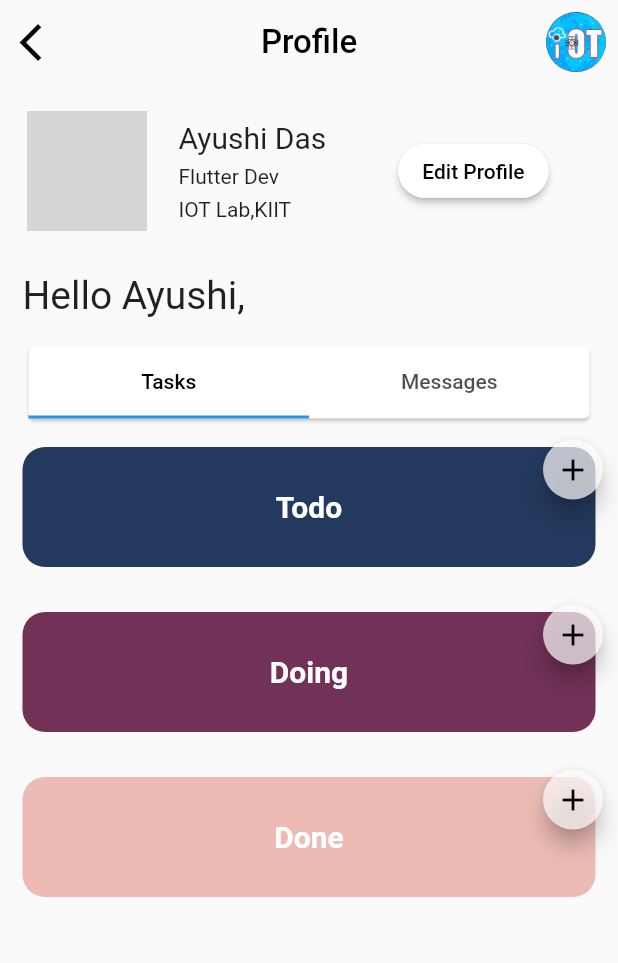
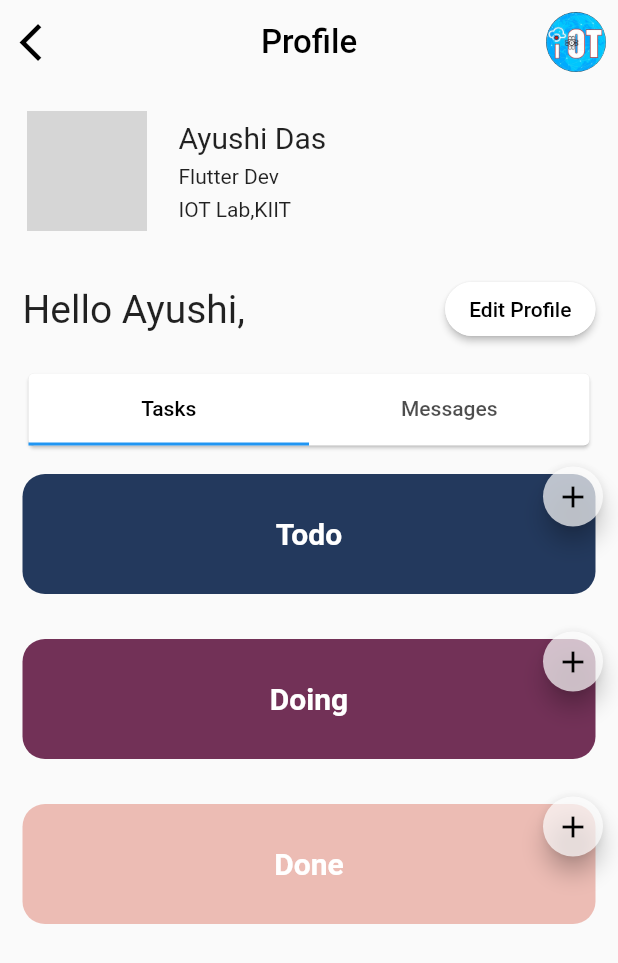
Before and after one commit to iot-lab-kiit/iotlab-app, a Flutter app: the ProfilePage screen opened directly, on a phone screen of 412 x 824 dp. Shown: the top 963 px of the screen. Run offline on Flutter 3.47's test engine with Material 2 defaults, Android fonts, the phone set to English and light mode, and no system bars; network calls fail; Roboto replaces fonts that are missing (Signatra); grey boxes are pictures that could not be loaded.

Commit message:
todo update-1

```diff
--- a/lib/pages/profile.dart
+++ b/lib/pages/profile.dart
@@ -65,11 +65,40 @@ class _ProfilePageState extends State<ProfilePage>
               Padding(
                 padding:
                     const EdgeInsets.only(left: 15.0, right: 15, bottom: 15),
-                child: Text(
-                  "Hello Ayushi,",
-                  style: TextStyle(
-                    fontSize: 26,
-                  ),
+                child: Row(
+                  mainAxisAlignment: MainAxisAlignment.spaceBetween,
+                  children: [
+                    Text(
+                      "Hello Ayushi,",
+                      style: TextStyle(
+                        fontSize: 26,
+                      ),
+                    ),
+                    MaterialButton(
+                      onPressed: () {
+                        Navigator.push(
+                          context,
+                          MaterialPageRoute(builder: (context) => EditProfilePage()),
+                        );
+                      },
+                      child: Text(
+                        'Edit Profile',
+                        style: TextStyle(
+                          color: Colors.black,
+                        ),
+                      ),
+                      minWidth: 100,
+                      shape: RoundedRectangleBorder(
+                        borderRadius: BorderRadius.circular(
+                          20.0,
+                        ),
+                        side: BorderSide(
+                          color: Colors.white,
+                        ),
+                      ),
+                      color: Colors.white,
+                    ),
+                  ],
                 ),
               ),
               Padding(
@@ -263,33 +292,6 @@ profileDetails(context) {
               ),
             ),
           ),
-          SizedBox(
-            width: 45,
-          ),
-          MaterialButton(
-            onPressed: () {
-              Navigator.push(
-                context,
-                MaterialPageRoute(builder: (context) => EditProfilePage()),
-              );
-            },
-            child: Text(
-              'Edit Profile',
-              style: TextStyle(
-                color: Colors.black,
-              ),
-            ),
-            minWidth: 100,
-            shape: RoundedRectangleBorder(
-              borderRadius: BorderRadius.circular(
-                20.0,
-              ),
-              side: BorderSide(
-                color: Colors.white,
-              ),
-            ),
-            color: Colors.white,
-          ),
         ],
       ),
     ),
```
Also changed, not shown: lib/pages/ToDo.dart (+9 -0 lines).
